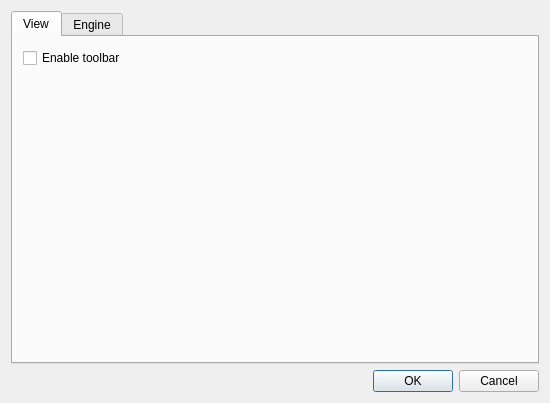
Above: preferences.ui from grzegorzmazur/yagy before the change. Below: the same form after it.
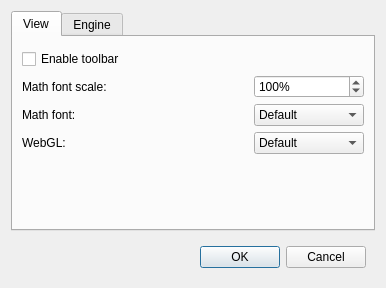
That is the form after the change.

Commit message: added view options: math font, math font scale, webgl. Improved layouts

Diff of the .ui file:
```diff
--- a/preferences.ui
+++ b/preferences.ui
@@ -6,8 +6,8 @@
    <rect>
     <x>0</x>
     <y>0</y>
-    <width>550</width>
-    <height>403</height>
+    <width>386</width>
+    <height>288</height>
    </rect>
   </property>
   <property name="windowTitle">
@@ -23,19 +23,112 @@
       <attribute name="title">
        <string>View</string>
       </attribute>
+      <layout class="QGridLayout" name="gridLayout_2">
+       <property name="topMargin">
+        <number>12</number>
+       </property>
+       <property name="bottomMargin">
+        <number>15</number>
+       </property>
+       <property name="spacing">
+        <number>-1</number>
+       </property>
+       <item row="1" column="2">
+        <widget class="QSpinBox" name="spinBox">
+         <property name="suffix">
+          <string>%</string>
+         </property>
+         <property name="minimum">
+          <number>50</number>
+         </property>
+         <property name="maximum">
+          <number>400</number>
+         </property>
+         <property name="value">
+          <number>100</number>
+         </property>
+        </widget>
+       </item>
+       <item row="2" column="2">
+        <widget class="QComboBox" name="comboBox">
+         <item>
+          <property name="text">
+           <string>Default</string>
+          </property>
+         </item>
+         <item>
+          <property name="text">
+           <string>TeX</string>
+          </property>
+         </item>
+         <item>
+          <property name="text">
+           <string>STIX</string>
+          </property>
+         </item>
+        </widget>
+       </item>
+       <item row="0" column="0" colspan="3">
       <widget class="QCheckBox" name="checkBox">
-       <property name="geometry">
-        <rect>
-         <x>10</x>
-         <y>10</y>
-         <width>141</width>
-         <height>22</height>
-        </rect>
-       </property>
        <property name="text">
         <string>Enable toolbar</string>
        </property>
       </widget>
+       </item>
+       <item row="2" column="0">
+        <widget class="QLabel" name="label_2">
+         <property name="text">
+          <string>Math font:</string>
+         </property>
+        </widget>
+       </item>
+       <item row="3" column="0">
+        <widget class="QLabel" name="label_3">
+         <property name="text">
+          <string>WebGL:</string>
+         </property>
+        </widget>
+       </item>
+       <item row="1" column="0" colspan="2">
+        <widget class="QLabel" name="label">
+         <property name="text">
+          <string>Math font scale:</string>
+         </property>
+        </widget>
+       </item>
+       <item row="3" column="2">
+        <widget class="QComboBox" name="comboBox_2">
+         <item>
+          <property name="text">
+           <string>Default</string>
+          </property>
+         </item>
+         <item>
+          <property name="text">
+           <string>Enabled</string>
+          </property>
+         </item>
+         <item>
+          <property name="text">
+           <string>Disabled</string>
+          </property>
+         </item>
+        </widget>
+       </item>
+       <item row="4" column="0">
+        <spacer name="verticalSpacer_2">
+         <property name="orientation">
+          <enum>Qt::Vertical</enum>
+         </property>
+         <property name="sizeHint" stdset="0">
+          <size>
+           <width>20</width>
+           <height>40</height>
+          </size>
+         </property>
+        </spacer>
+       </item>
+      </layout>
      </widget>
      <widget class="QWidget" name="engineTab">
       <attribute name="title">
@@ -89,6 +182,22 @@
       </widget>
      </widget>
     </widget>
+   </item>
+   <item>
+    <widget class="QWidget" name="widget" native="true">
+     <layout class="QHBoxLayout" name="horizontalLayout">
+      <item>
+       <spacer name="horizontalSpacer">
+        <property name="orientation">
+         <enum>Qt::Horizontal</enum>
+        </property>
+        <property name="sizeHint" stdset="0">
+         <size>
+          <width>156</width>
+          <height>20</height>
+         </size>
+        </property>
+       </spacer>
    </item>
    <item>
     <widget class="QDialogButtonBox" name="buttonBox">
@@ -98,6 +207,9 @@
      <property name="standardButtons">
       <set>QDialogButtonBox::Cancel|QDialogButtonBox::Ok</set>
      </property>
+       </widget>
+      </item>
+     </layout>
     </widget>
    </item>
   </layout>
```
Left out of the diff: 52 changed lines with no effect on the pictures. Lines whose indentation alone changed are shown as unchanged.
